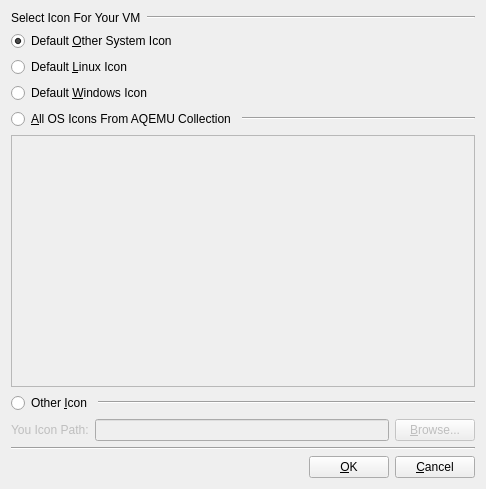
Before: the Qt Designer form Select_Icon_Window.ui in qunying/aqemu-old, drawn with Qt 5.
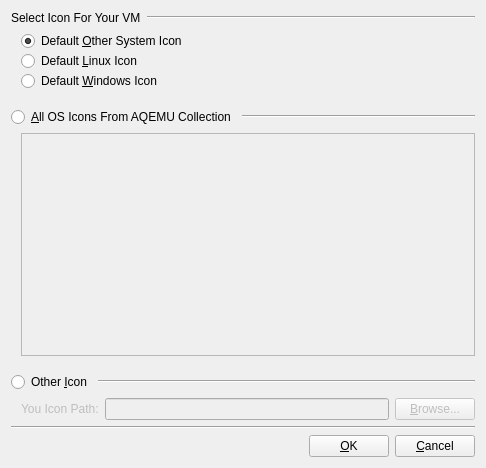
After: the same form once the commit is applied. Icons and pictures are not drawn.

Commit message: Added new OS icons, Minor interface restyling

The edit to the form file:
```diff
--- a/Select_Icon_Window.ui
+++ b/Select_Icon_Window.ui
@@ -8,7 +8,7 @@
     <x>0</x>
     <y>0</y>
     <width>486</width>
-    <height>489</height>
+    <height>468</height>
    </rect>
   </property>
   <property name="windowTitle">
@@ -18,7 +18,7 @@
    <iconset resource="images.qrc">
     <normaloff>:/icon.png</normaloff>:/icon.png</iconset>
   </property>
-  <layout class="QVBoxLayout" name="verticalLayout">
+  <layout class="QVBoxLayout" name="verticalLayout_3">
    <item>
     <layout class="QHBoxLayout" name="horizontalLayout">
      <item>
@@ -44,10 +44,28 @@
     </layout>
    </item>
    <item>
+    <layout class="QVBoxLayout" name="verticalLayout">
+     <property name="spacing">
+      <number>0</number>
+     </property>
+     <property name="leftMargin">
+      <number>10</number>
+     </property>
+     <item>
     <widget class="QRadioButton" name="RB_Icon_Other">
      <property name="text">
       <string>Default &amp;Other System Icon</string>
      </property>
+       <property name="icon">
+        <iconset resource="shared_images.qrc">
+         <normaloff>:/images/other.png</normaloff>:/images/other.png</iconset>
+       </property>
+       <property name="iconSize">
+        <size>
+         <width>24</width>
+         <height>24</height>
+        </size>
+       </property>
      <property name="checked">
       <bool>true</bool>
      </property>
@@ -58,6 +76,16 @@
      <property name="text">
       <string>Default &amp;Linux Icon</string>
      </property>
+       <property name="icon">
+        <iconset resource="shared_images.qrc">
+         <normaloff>:/images/default_linux.png</normaloff>:/images/default_linux.png</iconset>
+       </property>
+       <property name="iconSize">
+        <size>
+         <width>24</width>
+         <height>24</height>
+        </size>
+       </property>
     </widget>
    </item>
    <item>
@@ -65,7 +93,35 @@
      <property name="text">
       <string>Default &amp;Windows Icon</string>
      </property>
-    </widget>
+       <property name="icon">
+        <iconset resource="shared_images.qrc">
+         <normaloff>:/images/default_windows.png</normaloff>:/images/default_windows.png</iconset>
+       </property>
+       <property name="iconSize">
+        <size>
+         <width>24</width>
+         <height>24</height>
+        </size>
+       </property>
+      </widget>
+     </item>
+    </layout>
+   </item>
+   <item>
+    <spacer name="verticalSpacer">
+     <property name="orientation">
+      <enum>Qt::Vertical</enum>
+     </property>
+     <property name="sizeType">
+      <enum>QSizePolicy::Fixed</enum>
+     </property>
+     <property name="sizeHint" stdset="0">
+      <size>
+       <width>40</width>
+       <height>10</height>
+      </size>
+     </property>
+    </spacer>
    </item>
    <item>
     <layout class="QHBoxLayout" name="horizontalLayout_2">
@@ -92,6 +148,11 @@
     </layout>
    </item>
    <item>
+    <layout class="QVBoxLayout" name="verticalLayout_2">
+     <property name="leftMargin">
+      <number>10</number>
+     </property>
+     <item>
     <widget class="QListWidget" name="All_Icons_List">
      <property name="enabled">
       <bool>false</bool>
@@ -132,6 +193,12 @@
      <property name="layoutMode">
       <enum>QListView::Batched</enum>
      </property>
+       <property name="gridSize">
+        <size>
+         <width>80</width>
+         <height>85</height>
+        </size>
+       </property>
      <property name="viewMode">
       <enum>QListView::IconMode</enum>
      </property>
@@ -144,6 +211,24 @@
     </widget>
    </item>
    <item>
+      <spacer name="verticalSpacer_2">
+       <property name="orientation">
+        <enum>Qt::Vertical</enum>
+       </property>
+       <property name="sizeType">
+        <enum>QSizePolicy::Fixed</enum>
+       </property>
+       <property name="sizeHint" stdset="0">
+        <size>
+         <width>40</width>
+         <height>10</height>
+        </size>
+       </property>
+      </spacer>
+     </item>
+    </layout>
+   </item>
+   <item>
     <layout class="QHBoxLayout" name="horizontalLayout_3">
      <item>
       <widget class="QRadioButton" name="RB_User_Icons">
@@ -169,6 +254,9 @@
    </item>
    <item>
     <layout class="QHBoxLayout" name="horizontalLayout_4">
+     <property name="leftMargin">
+      <number>10</number>
+     </property>
      <item>
       <widget class="QLabel" name="Label_You_Icon_Path">
        <property name="enabled">
```
Left out of the diff: 3 changed lines with no effect on the pictures. Lines whose indentation alone changed are shown as unchanged. The commit also changes 33 other files.
